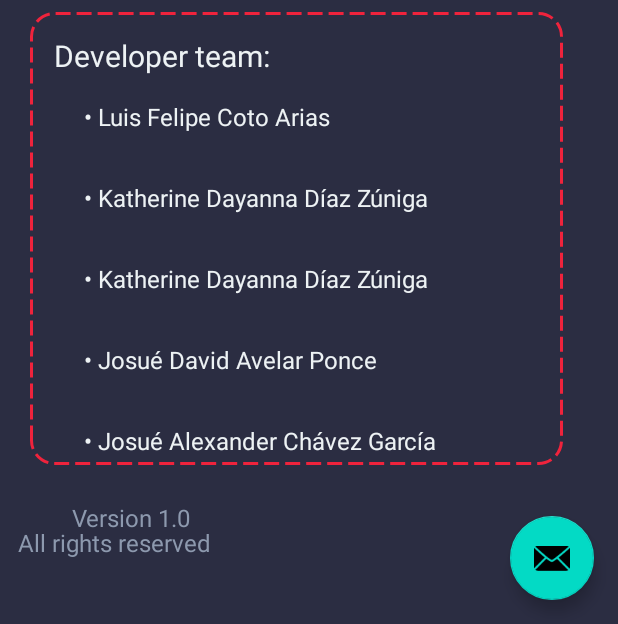
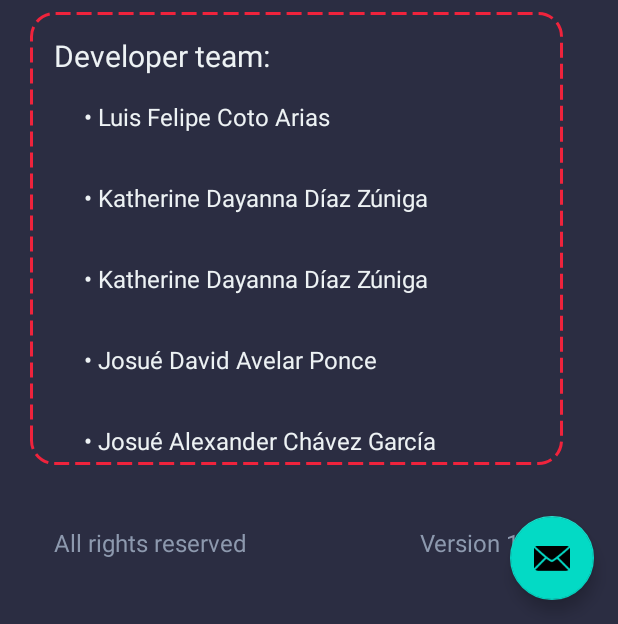
Before and after one commit to luiscotoo/ProyectoDSM, an Android app: the screen it shows after launch (HomeActivity), in the side drawer, after a tap on "About us", on a phone screen of 412 x 824 dp, the part 612-1236 px from its top. Run offline under Robolectric (Android 15) with nearby library versions, the phone set to English and light mode, and no system bars; our stand-ins replace navigation-ui.

Commit message:
arreglando datos

```diff
--- a/MedOne/app/src/main/res/layout/fragment_acercade.xml
+++ b/MedOne/app/src/main/res/layout/fragment_acercade.xml
@@ -11,7 +11,7 @@
         android:id="@+id/tvAcercaDerechos"
         android:layout_width="wrap_content"
         android:layout_height="wrap_content"
-        android:layout_marginStart="12dp"
+        android:layout_marginStart="36dp"
         android:layout_marginTop="29dp"
         android:layout_marginBottom="27dp"
         android:text="@string/tvAcercaDerechos"
@@ -36,7 +36,7 @@
         android:id="@+id/tvAcercaVersion"
         android:layout_width="wrap_content"
         android:layout_height="wrap_content"
-        android:layout_marginStart="48dp"
+        android:layout_marginStart="280dp"
         android:layout_marginTop="29dp"
         android:layout_marginBottom="27dp"
         android:text="@string/tvAcercaVersion"
@@ -45,7 +45,6 @@
         app:layout_constraintBottom_toBottomOf="parent"
         app:layout_constraintStart_toStartOf="parent"
         app:layout_constraintTop_toBottomOf="@+id/tvNombreChaves"
-        app:layout_constraintVertical_bias="0.0"
         tools:visibility="visible" />
 
     <TextView
```
